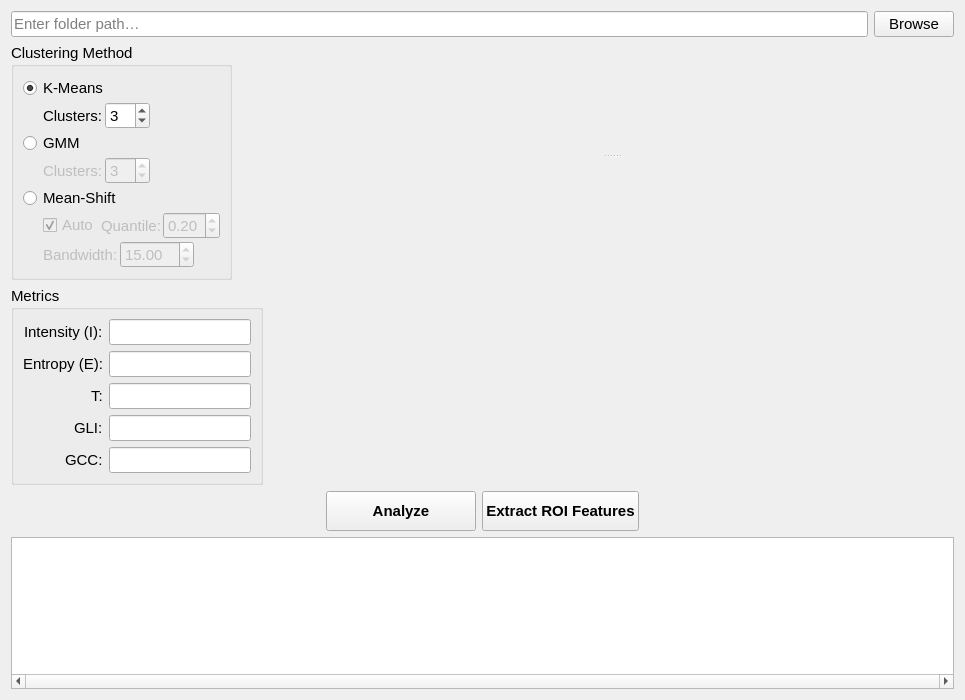
Qt form src/GRIME_AI/dialogs/ML_image_processing/roi_analyzer_tab.ui (JohnStranzl/GRIME-AI) before a commit.
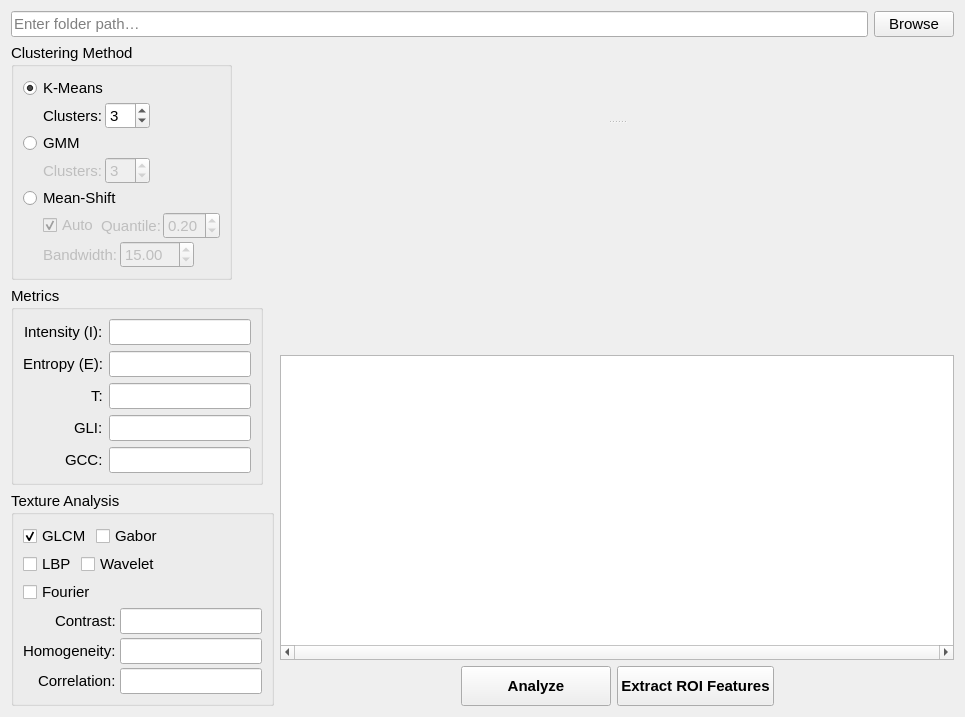
The same form after that commit.

Commit message: ROI Analyzer cleanup and add GLCM texture outptus.

What changed in the file:
```diff
--- a/src/GRIME_AI/dialogs/ML_image_processing/roi_analyzer_tab.ui
+++ b/src/GRIME_AI/dialogs/ML_image_processing/roi_analyzer_tab.ui
@@ -26,11 +26,11 @@
     </layout>
    </item>
 
-   <!-- Row 2: Left panel (clustering+metrics) + Right panel (splitter full height) -->
-   <item>
+   <!-- Row 2: Left panel + Right panel -->
+   <item stretches="1">
     <layout class="QHBoxLayout" name="horizontalLayoutMain">
 
-     <!-- Left panel: clustering groupbox + metrics groupbox stacked, fixed width -->
+     <!-- Left panel: full height, fixed width -->
      <item>
       <layout class="QVBoxLayout" name="verticalLayoutLeftPanel">
        <item>
@@ -229,7 +229,52 @@
         </widget>
        </item>
 
-       <!-- Vertical spacer pushes groupboxes to the top -->
+       <item>
+        <widget class="QGroupBox" name="groupBox_textureAnalysis">
+         <property name="sizePolicy">
+          <sizepolicy hsizetype="Fixed" vsizetype="Fixed">
+           <horstretch>0</horstretch><verstretch>0</verstretch>
+          </sizepolicy>
+         </property>
+         <property name="title"><string>Texture Analysis</string></property>
+         <layout class="QVBoxLayout" name="verticalLayoutTextureAnalysis">
+          <property name="spacing"><number>4</number></property>
+          <item>
+           <layout class="QHBoxLayout" name="horizontalLayoutTextureRow1">
+            <item><widget class="QCheckBox" name="checkBox_texture_GLCM"><property name="text"><string>GLCM</string></property><property name="checked"><bool>true</bool></property></widget></item>
+            <item><widget class="QCheckBox" name="checkBox_texture_Gabor"><property name="text"><string>Gabor</string></property></widget></item>
+            <item><spacer name="spacer_texture_row1"><property name="orientation"><enum>Qt::Horizontal</enum></property><property name="sizeHint" stdset="0"><size><width>0</width><height>0</height></size></property></spacer></item>
+           </layout>
+          </item>
+          <item>
+           <layout class="QHBoxLayout" name="horizontalLayoutTextureRow2">
+            <item><widget class="QCheckBox" name="checkBox_texture_LBP"><property name="text"><string>LBP</string></property></widget></item>
+            <item><widget class="QCheckBox" name="checkBox_texture_Wavelet"><property name="text"><string>Wavelet</string></property></widget></item>
+            <item><spacer name="spacer_texture_row2"><property name="orientation"><enum>Qt::Horizontal</enum></property><property name="sizeHint" stdset="0"><size><width>0</width><height>0</height></size></property></spacer></item>
+           </layout>
+          </item>
+          <item>
+           <layout class="QHBoxLayout" name="horizontalLayoutTextureRow3">
+            <item><widget class="QCheckBox" name="checkBox_texture_Fourier"><property name="text"><string>Fourier</string></property></widget></item>
+            <item><spacer name="spacer_texture_row3"><property name="orientation"><enum>Qt::Horizontal</enum></property><property name="sizeHint" stdset="0"><size><width>0</width><height>0</height></size></property></spacer></item>
+           </layout>
+          </item>
+          <item>
+           <layout class="QFormLayout" name="formLayout_glcmMetrics">
+            <property name="labelAlignment"><set>Qt::AlignRight|Qt::AlignVCenter</set></property>
+            <item row="0" column="0"><widget class="QLabel" name="label_glcm_contrast"><property name="text"><string>Contrast:</string></property></widget></item>
+            <item row="0" column="1"><widget class="QLineEdit" name="lineEdit_glcm_contrast"><property name="readOnly"><bool>true</bool></property><property name="maxLength"><number>10</number></property></widget></item>
+            <item row="1" column="0"><widget class="QLabel" name="label_glcm_homogeneity"><property name="text"><string>Homogeneity:</string></property></widget></item>
+            <item row="1" column="1"><widget class="QLineEdit" name="lineEdit_glcm_homogeneity"><property name="readOnly"><bool>true</bool></property><property name="maxLength"><number>10</number></property></widget></item>
+            <item row="2" column="0"><widget class="QLabel" name="label_glcm_correlation"><property name="text"><string>Correlation:</string></property></widget></item>
+            <item row="2" column="1"><widget class="QLineEdit" name="lineEdit_glcm_correlation"><property name="readOnly"><bool>true</bool></property><property name="maxLength"><number>10</number></property></widget></item>
+           </layout>
+          </item>
+         </layout>
+        </widget>
+       </item>
+
+       <!-- Spacer pushes group boxes to top -->
        <item>
         <spacer name="spacer_leftPanelBottom">
          <property name="orientation"><enum>Qt::Vertical</enum></property>
@@ -239,7 +284,11 @@
       </layout>
      </item>
 
-     <!-- Right panel: vertical splitter spanning full height -->
+     <!-- Right panel: vertical layout containing images, swatches, filmstrip, buttons -->
+     <item>
+      <layout class="QVBoxLayout" name="verticalLayoutRightPanel">
+
+       <!-- Images pane -->
      <item>
       <widget class="QSplitter" name="splitter_display">
        <property name="orientation"><enum>Qt::Vertical</enum></property>
@@ -305,42 +354,7 @@
       </widget>
      </item>
 
-    </layout>
-   </item>
-
-   <!-- Row 4: Buttons centered -->
-   <item>
-    <layout class="QHBoxLayout" name="horizontalLayoutROIButtons">
-     <item>
-      <spacer name="leftSpacerROI">
-       <property name="orientation"><enum>Qt::Horizontal</enum></property>
-       <property name="sizeHint" stdset="0"><size><width>0</width><height>0</height></size></property>
-      </spacer>
-     </item>
-     <item>
-      <widget class="QPushButton" name="pushButton_analyze">
-       <property name="minimumSize"><size><width>150</width><height>40</height></size></property>
-       <property name="styleSheet"><string notr="true">font: bold 11pt Arial;</string></property>
-       <property name="text"><string>Analyze</string></property>
-      </widget>
-     </item>
-     <item>
-      <widget class="QPushButton" name="pushButton_extract_ROI_features">
-       <property name="minimumSize"><size><width>150</width><height>40</height></size></property>
-       <property name="styleSheet"><string notr="true">font: bold 11pt Arial;</string></property>
-       <property name="text"><string>Extract ROI Features</string></property>
-      </widget>
-     </item>
-     <item>
-      <spacer name="rightSpacerROI">
-       <property name="orientation"><enum>Qt::Horizontal</enum></property>
-       <property name="sizeHint" stdset="0"><size><width>0</width><height>0</height></size></property>
-      </spacer>
-     </item>
-    </layout>
-   </item>
-
-   <!-- Row 5: Filmstrip (bottom) -->
+       <!-- Filmstrip -->
    <item>
     <widget class="QListWidget" name="listWidget_filmstrip">
      <property name="verticalScrollBarPolicy"><enum>Qt::ScrollBarAlwaysOff</enum></property>
@@ -353,6 +367,34 @@
      <property name="viewMode"><enum>QListView::IconMode</enum></property>
      <property name="wrapping" stdset="0"><bool>false</bool></property>
     </widget>
+       </item>
+
+       <!-- Buttons -->
+       <item>
+        <layout class="QHBoxLayout" name="horizontalLayoutROIButtons">
+         <item><spacer name="leftSpacerROI"><property name="orientation"><enum>Qt::Horizontal</enum></property><property name="sizeHint" stdset="0"><size><width>0</width><height>0</height></size></property></spacer></item>
+         <item>
+          <widget class="QPushButton" name="pushButton_analyze">
+           <property name="minimumSize"><size><width>150</width><height>40</height></size></property>
+           <property name="styleSheet"><string notr="true">font: bold 11pt Arial;</string></property>
+           <property name="text"><string>Analyze</string></property>
+          </widget>
+         </item>
+         <item>
+          <widget class="QPushButton" name="pushButton_extract_ROI_features">
+           <property name="minimumSize"><size><width>150</width><height>40</height></size></property>
+           <property name="styleSheet"><string notr="true">font: bold 11pt Arial;</string></property>
+           <property name="text"><string>Extract ROI Features</string></property>
+          </widget>
+         </item>
+         <item><spacer name="rightSpacerROI"><property name="orientation"><enum>Qt::Horizontal</enum></property><property name="sizeHint" stdset="0"><size><width>0</width><height>0</height></size></property></spacer></item>
+        </layout>
+       </item>
+
+      </layout>
+     </item>
+
+    </layout>
    </item>
 
   </layout>
```
Left out of the diff: 144 changed lines with no effect on the pictures. Lines whose indentation alone changed are shown as unchanged. The commit also changes 5 other files.
